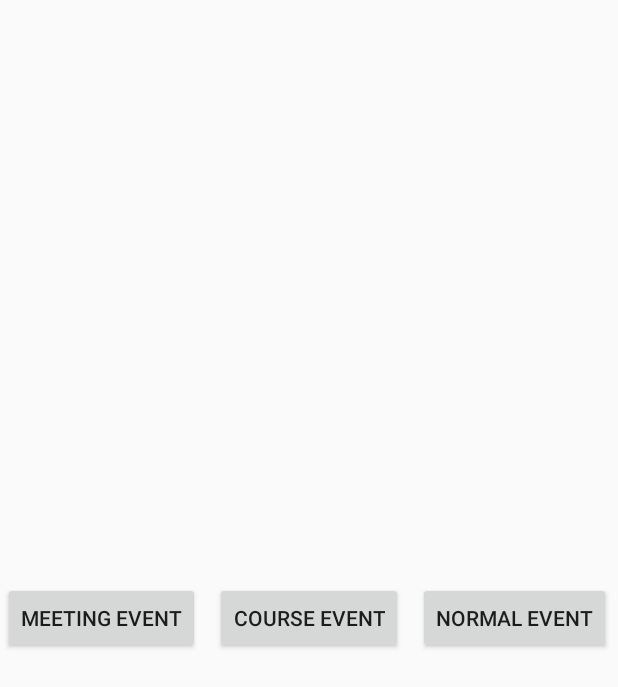
After one commit to Augustine-C/RoseChecker, an Android app: the layout choose_event_type.xml on its own in the app's theme, with its tools: preview values and no code run, on a phone screen of 412 x 824 dp. The commit adds this screen. Shown: the top 687 px of the screen. Run offline under Robolectric (Android 15) with nearby library versions, the phone set to English and light mode, and no system bars.

Commit message:
choose Event

```diff
--- /dev/null
+++ b/app/src/main/res/layout/choose_event_type.xml
@@ -0,0 +1,32 @@
+<?xml version="1.0" encoding="utf-8"?>
+<RelativeLayout xmlns:android="http://schemas.android.com/apk/res/android"
+                                             android:layout_width="match_parent"
+                                             android:layout_height="match_parent"
+                                            android:id="@+id/choose_event_dialog"
+>
+
+    <Button android:layout_width="wrap_content"
+            android:layout_height="wrap_content"
+            android:layout_centerInParent="true"
+            android:id="@+id/choose_courseEvent"
+            android:layout_margin="10dp"
+            android:text="@string/course_event"
+
+    />
+
+    <Button android:layout_width="wrap_content"
+            android:layout_height="wrap_content"
+            android:layout_centerInParent="true"
+            android:id="@+id/choose_normalEvent"
+            android:layout_toEndOf="@id/choose_courseEvent"
+            android:text="@string/normal_event"
+    />
+    <Button android:layout_width="wrap_content"
+            android:layout_height="wrap_content"
+            android:layout_centerInParent="true"
+            android:id="@+id/choose_meetingEvent"
+            android:layout_toStartOf="@id/choose_courseEvent"
+            android:text="@string/meeting_event"
+    />
+
+</RelativeLayout>
--- a/app/src/main/res/values/strings.xml
+++ b/app/src/main/res/values/strings.xml
@@ -29,4 +29,8 @@
 
     <!-- TODO: Remove or change this placeholder text -->
     <string name="hello_blank_fragment">Hello blank fragment</string>
+    <string name="which_type_of_event_do_you_want">Which type of event do you want?</string>
+    <string name="course_event">Course Event</string>
+    <string name="normal_event">Normal Event</string>
+    <string name="meeting_event">Meeting Event</string>
 </resources>
```
Also changed, not shown: app/src/main/java/edu/rosehulman/cuiy1/rosechecker/MainActivity.kt (+32 -2 lines), app/src/main/res/layout/add_meeting_event.xml (+7 -5 lines).
